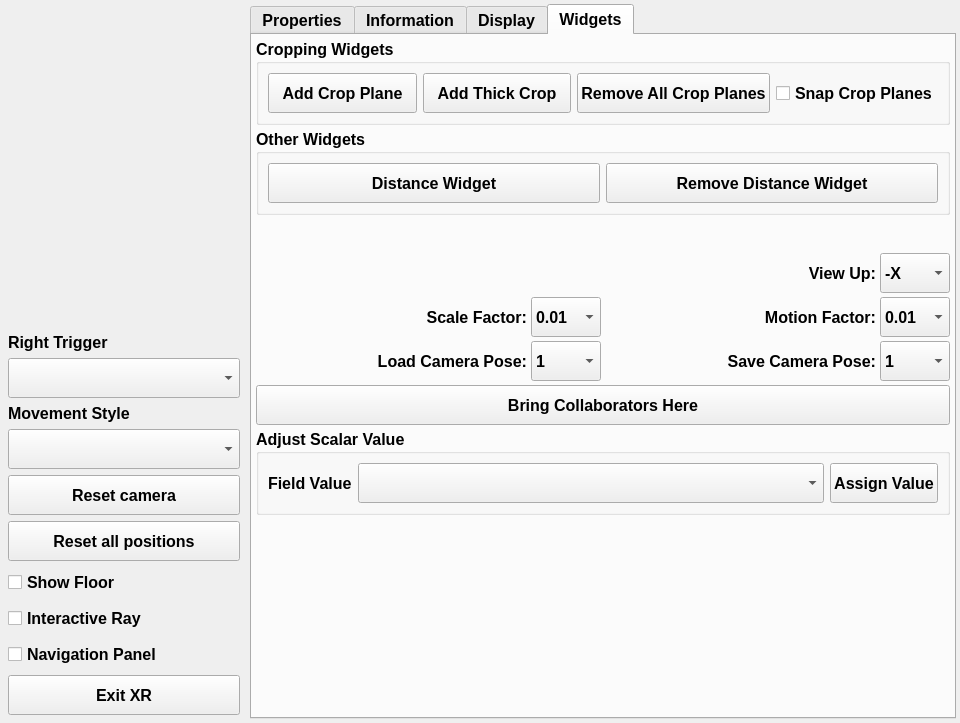
First picture: the form in Plugins/XRInterface/Plugin/pqXRInterfaceControls.ui, repository Kitware/ParaView, before the edit.
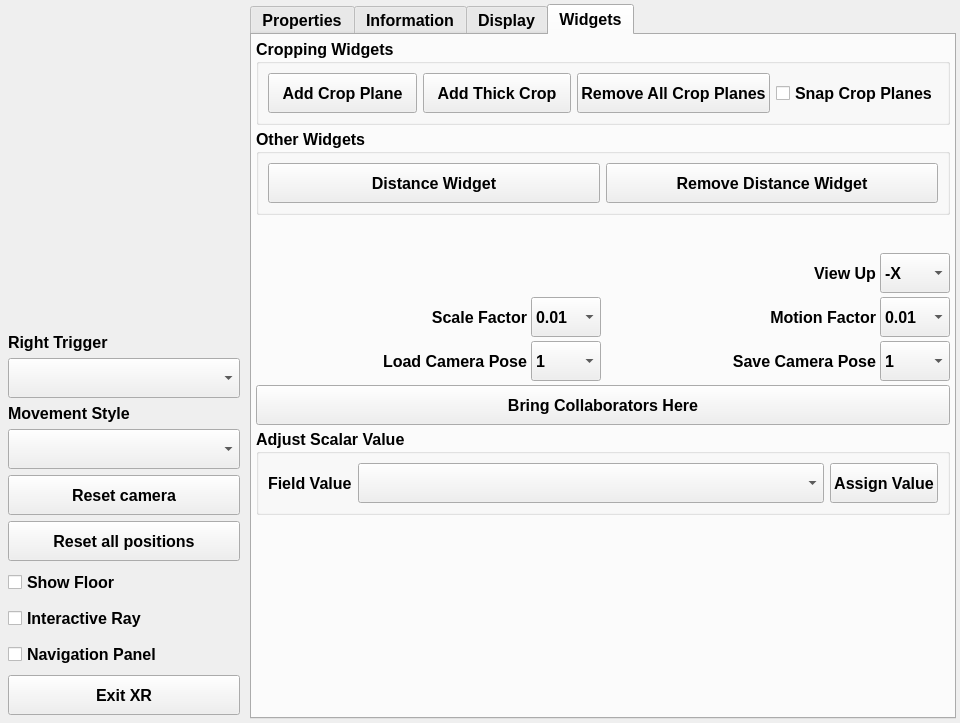
Second picture: the form after the edit. Custom widgets are drawn as their Qt base class.

Commit message:
XRInterface: Clean up XR menu UI file
This removes several useless UI properties polluting the file.

What changed in the file:
```diff
--- a/Plugins/XRInterface/Plugin/pqXRInterfaceControls.ui
+++ b/Plugins/XRInterface/Plugin/pqXRInterfaceControls.ui
@@ -213,14 +213,6 @@
    </item>
    <item>
     <widget class="QTabWidget" name="pqXRInterfaceTabs">
-     <property name="font">
-      <font>
-       <family>Arial</family>
-       <pointsize>12</pointsize>
-       <weight>75</weight>
-       <bold>true</bold>
-      </font>
-     </property>
      <property name="acceptDrops">
       <bool>true</bool>
      </property>
@@ -290,6 +282,14 @@
       <attribute name="title">
        <string>Widgets</string>
       </attribute>
+      <property name="font">
+        <font>
+          <family>Arial</family>
+          <pointsize>12</pointsize>
+          <weight>75</weight>
+          <bold>true</bold>
+        </font>
+      </property>
       <layout class="QVBoxLayout" name="verticalLayout_2">
        <property name="spacing">
         <number>4</number>
@@ -486,16 +486,8 @@
              <height>40</height>
             </size>
            </property>
-           <property name="font">
-            <font>
-             <family>Arial</family>
-             <pointsize>12</pointsize>
-             <weight>75</weight>
-             <bold>true</bold>
-            </font>
-           </property>
            <property name="text">
-            <string>View Up:</string>
+            <string>View Up</string>
            </property>
            <property name="alignment">
             <set>Qt::AlignRight|Qt::AlignTrailing|Qt::AlignVCenter</set>
@@ -568,16 +560,8 @@
              <height>40</height>
             </size>
            </property>
-           <property name="font">
-            <font>
-             <family>Arial</family>
-             <pointsize>12</pointsize>
-             <weight>75</weight>
-             <bold>true</bold>
-            </font>
-           </property>
            <property name="text">
-            <string>Scale Factor:</string>
+            <string>Scale Factor</string>
            </property>
            <property name="alignment">
             <set>Qt::AlignRight|Qt::AlignTrailing|Qt::AlignVCenter</set>
@@ -644,16 +628,8 @@
              <height>40</height>
             </size>
            </property>
-           <property name="font">
-            <font>
-             <family>Arial</family>
-             <pointsize>12</pointsize>
-             <weight>75</weight>
-             <bold>true</bold>
-            </font>
-           </property>
            <property name="text">
-            <string>Motion Factor:</string>
+            <string>Motion Factor</string>
            </property>
            <property name="alignment">
             <set>Qt::AlignRight|Qt::AlignTrailing|Qt::AlignVCenter</set>
@@ -724,16 +700,8 @@
              <height>40</height>
             </size>
            </property>
-           <property name="font">
-            <font>
-             <family>Arial</family>
-             <pointsize>12</pointsize>
-             <weight>75</weight>
-             <bold>true</bold>
-            </font>
-           </property>
            <property name="text">
-            <string>Load Camera Pose:</string>
+            <string>Load Camera Pose</string>
            </property>
            <property name="alignment">
             <set>Qt::AlignRight|Qt::AlignTrailing|Qt::AlignVCenter</set>
@@ -817,16 +785,8 @@
              <height>40</height>
             </size>
            </property>
-           <property name="font">
-            <font>
-             <family>Arial</family>
-             <pointsize>12</pointsize>
-             <weight>75</weight>
-             <bold>true</bold>
-            </font>
-           </property>
            <property name="text">
-            <string>Save Camera Pose:</string>
+            <string>Save Camera Pose</string>
            </property>
            <property name="alignment">
             <set>Qt::AlignRight|Qt::AlignTrailing|Qt::AlignVCenter</set>
```
Left out of the diff: 154 changed lines with no effect on the pictures.
